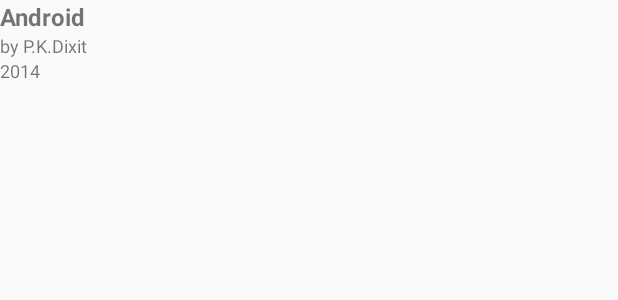
After one commit to davidwekesar/BookListingapp, an Android app: the layout books_list_item.xml on its own in the app's theme, with its tools: preview values and no code run, on a phone screen of 412 x 824 dp. The commit adds this screen. Shown: the top 300 px of the screen. Run offline under Robolectric (Android 15) with nearby library versions, the phone set to English and light mode, and no system bars.

Commit message:
Initial commit

```diff
--- a/app/src/main/AndroidManifest.xml
+++ b/app/src/main/AndroidManifest.xml
@@ -9,7 +9,7 @@
         android:roundIcon="@mipmap/ic_launcher_round"
         android:supportsRtl="true"
         android:theme="@style/AppTheme">
-        <activity android:name=".BooksActivity">
+        <activity android:name=".BookActivity">
             <intent-filter>
                 <action android:name="android.intent.action.MAIN" />
 
@@ -18,4 +18,7 @@
         </activity>
     </application>
 
+    <uses-permission android:name="android.permission.INTERNET" />
+    <uses-permission android:name="android.permission.ACCESS_NETWORK_STATE" />
+
 </manifest>
--- a/app/src/main/res/layout/books_activity.xml
+++ b/app/src/main/res/layout/books_activity.xml
@@ -4,7 +4,7 @@
     android:layout_width="match_parent"
     android:layout_height="match_parent"
     android:orientation="vertical"
-    tools:context=".BooksActivity">
+    tools:context=".BookActivity">
 
     <EditText
         android:id="@+id/search_input"
--- /dev/null
+++ b/app/src/main/res/layout/books_list_item.xml
@@ -0,0 +1,30 @@
+<?xml version="1.0" encoding="utf-8"?>
+<LinearLayout xmlns:android="http://schemas.android.com/apk/res/android"
+    xmlns:tools="http://schemas.android.com/tools"
+    android:layout_width="match_parent"
+    android:layout_height="?android:listPreferredItemHeightLarge"
+    android:orientation="vertical">
+
+        <TextView
+            android:id="@+id/title"
+            android:layout_width="match_parent"
+            android:layout_height="wrap_content"
+            android:textSize="16sp"
+            android:textStyle="bold"
+            tools:text="Android" />
+
+        <TextView
+            android:id="@+id/author"
+            android:layout_width="match_parent"
+            android:layout_height="wrap_content"
+            android:textSize="12sp"
+            tools:text="by P.K.Dixit" />
+
+        <TextView
+            android:id="@+id/publish_date"
+            android:layout_width="match_parent"
+            android:layout_height="wrap_content"
+            android:textSize="12sp"
+            tools:text="2014" />
+
+</LinearLayout>
--- a/app/src/main/res/values/strings.xml
+++ b/app/src/main/res/values/strings.xml
@@ -6,4 +6,7 @@
 
     <!-- Text for the search button [CHAR LIMIT=NONE] -->
     <string name="search">Search</string>
+
+    <!-- Content description for the image of the book -->
+    <string name="book_image">Book Image</string>
 </resources>
```
Also changed, not shown: app/src/main/java/com/example/booklistingapp/Book.java (added, +57 -0 lines), app/src/main/java/com/example/booklistingapp/BookActivity.java (added, +57 -0 lines), app/src/main/java/com/example/booklistingapp/BookAdapter.java (added, +72 -0 lines), app/src/main/java/com/example/booklistingapp/BookLoader.java (added, +32 -0 lines), app/src/main/java/com/example/booklistingapp/BooksActivity.java (deleted, +0 -57 lines), app/src/main/java/com/example/booklistingapp/QueryUtils.java (added, +183 -0 lines), app/src/main/res/drawable/image_placeholder.jpg (added).
